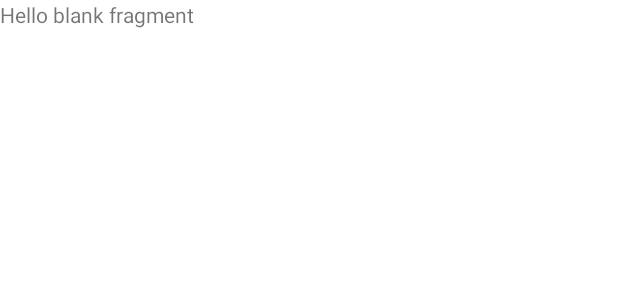
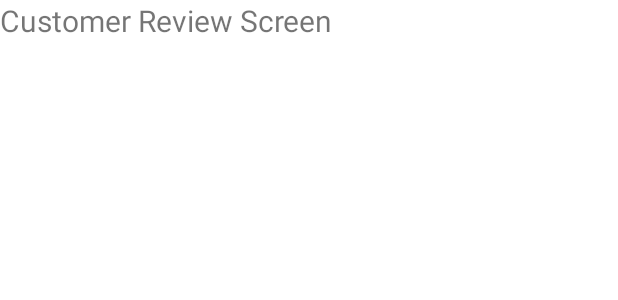
Before and after one commit to dillonPermaul2657/TheSmartLock, an Android app: the layout fragment_review_screen.xml on its own in the app's theme, with its tools: preview values and no code run, on a phone screen of 412 x 824 dp. Shown: the top 300 px of the screen. Run offline under Robolectric (Android 15) with nearby library versions, the phone set to English and light mode, and no system bars.

Commit message:
Added Customer Review Screen to bottom navigation Added Icon for review screen

```diff
--- a/TheSmartLock/src/main/java/ca/thedjkm/it/smartlock/MainActivity.java
+++ b/TheSmartLock/src/main/java/ca/thedjkm/it/smartlock/MainActivity.java
@@ -32,7 +32,7 @@ public class MainActivity extends AppCompatActivity {
         // Passing each menu ID as a set of Ids because each
         // menu should be considered as top level destinations.
         AppBarConfiguration appBarConfiguration = new AppBarConfiguration.Builder(
-                R.id.navigation_home, R.id.navigation_dashboard, R.id.navigation_notifications, R.id.navigation_Setting)
+                R.id.navigation_home, R.id.navigation_dashboard, R.id.navigation_notifications, R.id.navigation_Setting,R.id.navigation_Review)
                 .build();
         NavController navController = Navigation.findNavController(this, R.id.nav_host_fragment);
         NavigationUI.setupActionBarWithNavController(this, navController, appBarConfiguration);
--- a/TheSmartLock/src/main/res/layout/fragment_review_screen.xml
+++ b/TheSmartLock/src/main/res/layout/fragment_review_screen.xml
@@ -1,5 +1,5 @@
 <?xml version="1.0" encoding="utf-8"?>
-<FrameLayout xmlns:android="http://schemas.android.com/apk/res/android"
+<RelativeLayout xmlns:android="http://schemas.android.com/apk/res/android"
     xmlns:tools="http://schemas.android.com/tools"
     android:layout_width="match_parent"
     android:layout_height="match_parent"
@@ -9,6 +9,8 @@
     <TextView
         android:layout_width="match_parent"
         android:layout_height="match_parent"
-        android:text="@string/hello_blank_fragment" />
+        android:layout_centerInParent="true"
+        android:textSize="20sp"
+        android:text="Customer Review Screen" />
 
-</FrameLayout>
+</RelativeLayout>
--- a/TheSmartLock/src/main/res/menu/bottom_nav_menu.xml
+++ b/TheSmartLock/src/main/res/menu/bottom_nav_menu.xml
@@ -20,5 +20,11 @@
         android:id="@+id/navigation_Setting"
         android:icon="@drawable/motion_icon"
       android:title="@string/forth_screen" />
+    <item
+        android:id="@+id/navigation_Review"
+        android:icon="@drawable/review"
+        android:title="@string/fifth_screen" />
+
+
 
 </menu>
--- a/TheSmartLock/src/main/res/navigation/mobile_navigation.xml
+++ b/TheSmartLock/src/main/res/navigation/mobile_navigation.xml
@@ -29,4 +29,10 @@
         android:label="@string/title_setting"
         tools:layout="@layout/fragment_motion" />
 
+    <fragment
+        android:id="@+id/navigation_Review"
+        android:name="ca.thedjkm.it.smartlock.ui.Review.ReviewScreen"
+        android:label="@string/title_review"
+        tools:layout="@layout/fragment_review_screen" />
+
 </navigation>
--- a/TheSmartLock/src/main/res/values/strings.xml
+++ b/TheSmartLock/src/main/res/values/strings.xml
@@ -31,5 +31,8 @@ Meet Gajjar N01391319 Section B
     <string name="Motion_Reading"> Motion Count: </string>
     <!-- TODO: Remove or change this placeholder text -->
     <string name="hello_blank_fragment">Hello blank fragment</string>
+    <string name="title_review">Review</string>
+    <string name="Review">FifthScreen</string>
+    <string name="fifth_screen">Review</string>
 
 </resources>
```
Also changed, not shown: TheSmartLock/src/main/res/drawable/review.png (added).
